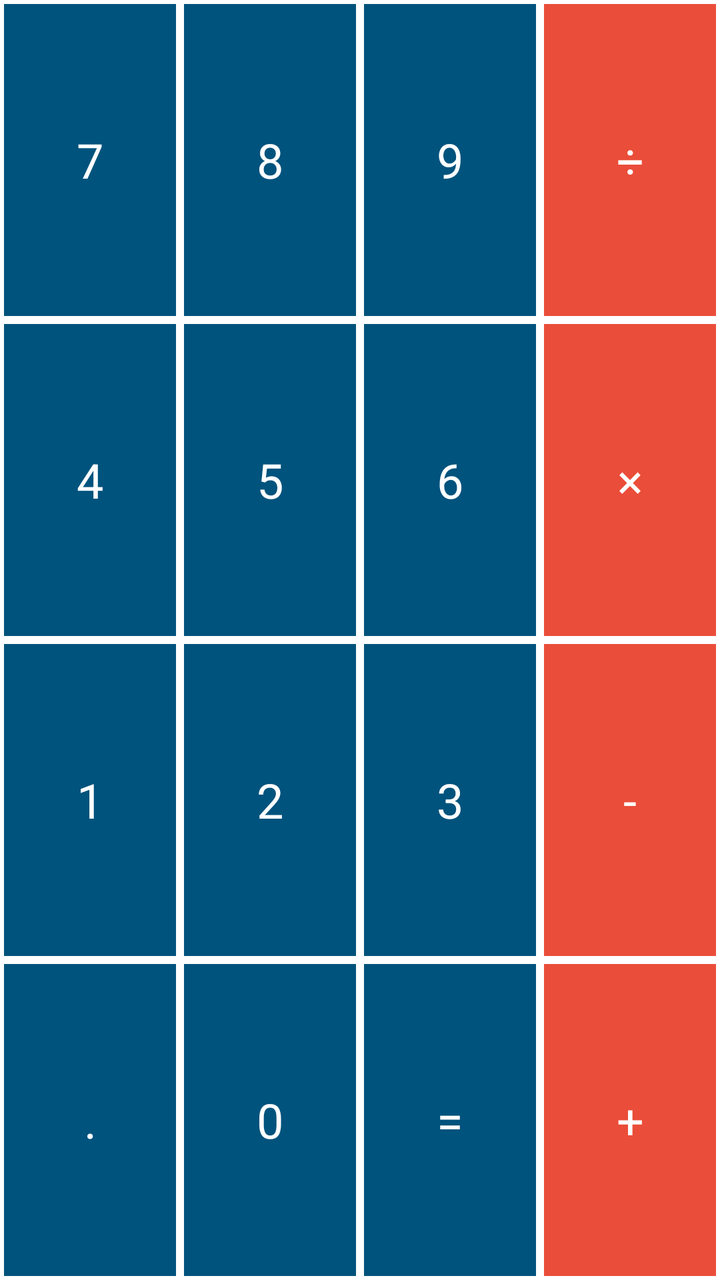
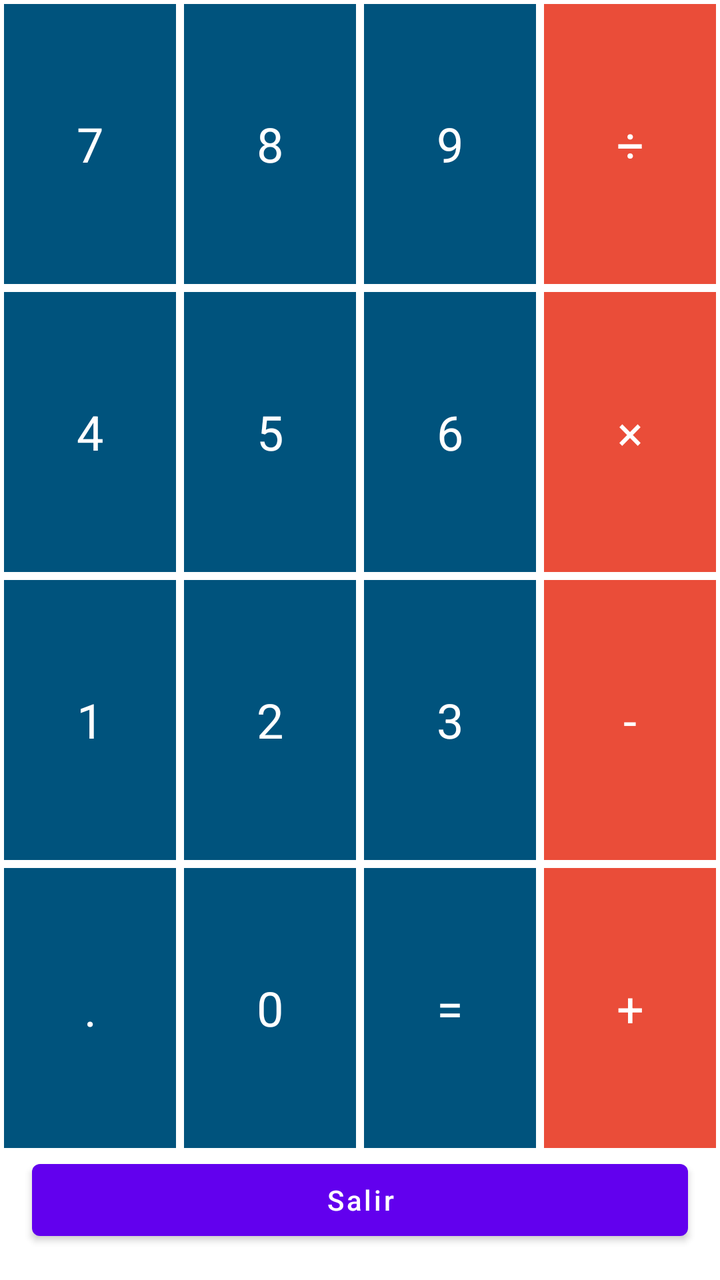

Screens rendered from an Android XML layout before and after an edit, with the pre-edit source and the edit as a unified diff.
<!-- AndroidManifest.xml: application theme Theme.Guia6 -->
<!-- res/layout/activity_grid_layout.xml -->
<?xml version="1.0" encoding="utf-8"?>
<androidx.constraintlayout.widget.ConstraintLayout xmlns:android="http://schemas.android.com/apk/res/android"
    xmlns:tools="http://schemas.android.com/tools"
    android:id="@+id/main"
    android:layout_width="match_parent"
    android:layout_height="match_parent"
    tools:context=".GridLayout">

    <GridLayout
        android:layout_width="match_parent"
        android:layout_height="match_parent"
        android:alignmentMode="alignBounds"
        android:columnCount="4"
        android:rowCount="4">

        <TextView
            android:id="@+id/numero_7"
            style="@style/AppTheme.BotonCalculadora.Azul"
            android:layout_row="0"
            android:layout_column="0"
            android:text="@string/numero_7" />

        <TextView
            android:id="@+id/numero_8"
            style="@style/AppTheme.BotonCalculadora.Azul"
            android:layout_row="0"
            android:layout_column="1"
            android:text="@string/numero_8" />

        <TextView
            android:id="@+id/numero_9"
            style="@style/AppTheme.BotonCalculadora.Azul"
            android:layout_row="0"
            android:layout_column="2"
            android:text="@string/numero_9" />

        <TextView
            android:id="@+id/signo_dividir"
            style="@style/AppTheme.BotonCalculadora.Rojo"
            android:layout_row="0"
            android:layout_column="3"
            android:text="@string/signo_dividir" />

        <TextView
            android:id="@+id/numero_4"
            style="@style/AppTheme.BotonCalculadora.Azul"
            android:layout_row="1"
            android:layout_column="0"
            android:text="@string/numero_4" />

        <TextView
            android:id="@+id/numero_5"
            style="@style/AppTheme.BotonCalculadora.Azul"
            android:layout_row="1"
            android:layout_column="1"
            android:text="@string/numero_5" />

        <TextView
            android:id="@+id/numero_6"
            style="@style/AppTheme.BotonCalculadora.Azul"
            android:layout_row="1"
            android:layout_column="2"
            android:text="@string/numero_6" />

        <TextView
            android:id="@+id/signo_por"
            style="@style/AppTheme.BotonCalculadora.Rojo"
            android:layout_row="1"
            android:layout_column="3"
            android:text="@string/signo_multiplicar" />

        <TextView
            android:id="@+id/numero_1"
            style="@style/AppTheme.BotonCalculadora.Azul"
            android:layout_row="2"
            android:layout_column="0"
            android:text="@string/numero_1" />

        <TextView
            android:id="@+id/numero_2"
            style="@style/AppTheme.BotonCalculadora.Azul"
            android:layout_row="2"
            android:layout_column="1"
            android:text="@string/numero_2" />

        <TextView
            android:id="@+id/numero_3"
            style="@style/AppTheme.BotonCalculadora.Azul"
            android:layout_row="2"
            android:layout_column="2"
            android:text="@string/numero_3" />

        <TextView
            android:id="@+id/signo_menos"
            style="@style/AppTheme.BotonCalculadora.Rojo"
            android:layout_row="2"
            android:layout_column="3"
            android:text="@string/signo_menos" />

        <TextView
            android:id="@+id/punto"
            style="@style/AppTheme.BotonCalculadora.Azul"
            android:layout_row="3"
            android:layout_column="0"
            android:text="@string/punto" />

        <TextView
            android:id="@+id/cero"
            style="@style/AppTheme.BotonCalculadora.Azul"
            android:layout_row="3"
            android:layout_column="1"
            android:text="@string/numero_0" />

        <TextView
            android:id="@+id/signo_igual"
            style="@style/AppTheme.BotonCalculadora.Azul"
            android:layout_row="3"
            android:layout_column="2"
            android:text="@string/signo_igual" />

        <TextView
            android:id="@+id/signo_mas"
            style="@style/AppTheme.BotonCalculadora.Rojo"
            android:layout_row="3"
            android:layout_column="3"
            android:text="@string/signo_mas" />

    </GridLayout>

</androidx.constraintlayout.widget.ConstraintLayout>
<!-- resources referenced by this layout -->
<resources>
  <string name="numero_0">0</string>
  <string name="numero_1">1</string>
  <string name="numero_2">2</string>
  <string name="numero_3">3</string>
  <string name="numero_4">4</string>
  <string name="numero_5">5</string>
  <string name="numero_6">6</string>
  <string name="numero_7">7</string>
  <string name="numero_8">8</string>
  <string name="numero_9">9</string>
  <string name="punto">.</string>
  <string name="signo_dividir">÷</string>
  <string name="signo_igual">=</string>
  <string name="signo_mas">+</string>
  <string name="signo_menos">-</string>
  <string name="signo_multiplicar">×</string>
  <style name="AppTheme.BotonCalculadora.Azul" parent="AppTheme.BotonCalculadora">
          <item name="android:background">#00537D</item>
      </style>
  <style name="AppTheme.BotonCalculadora.Rojo" parent="AppTheme.BotonCalculadora">
          <item name="android:background">#EA4D39</item>
      </style>
  <style name="Theme.Guia6" parent="Base.Theme.Guia6" />
  <style name="AppTheme.BotonCalculadora" parent="TextAppearance.AppCompat.Headline">
          <item name="android:textColor">@android:color/white</item>
          <item name="android:gravity">center</item>
          <item name="android:layout_width">0dp</item>
          <item name="android:layout_height">0dp</item>
          <item name="android:layout_columnWeight">1</item>
          <item name="android:layout_rowWeight">1</item>
          <item name="android:layout_gravity">fill</item>
          <item name="android:layout_margin">2dp</item>
          <item name="android:minWidth">48dp</item>
          <item name="android:minHeight">48dp</item>
      </style>
  <style name="Base.Theme.Guia6" parent="Theme.MaterialComponents.DayNight.DarkActionBar">
          <item name="colorPrimary">@color/purple_500</item>
          <item name="colorPrimaryVariant">@color/purple_700</item>
          <item name="colorOnPrimary">@color/white</item>
          <item name="colorSecondary">@color/teal_200</item>
          <item name="colorSecondaryVariant">@color/teal_700</item>
          <item name="colorOnSecondary">@color/black</item>
          <item name="android:statusBarColor">?attr/colorPrimaryVariant</item>
      </style>
  <color name="purple_500">#FF6200EE</color>
  <color name="purple_700">#FF3700B3</color>
  <color name="white">#FFFFFFFF</color>
  <color name="teal_200">#FF03DAC5</color>
  <color name="teal_700">#FF018786</color>
  <color name="black">#FF000000</color>
</resources>

<!-- the commit's change to res/layout/activity_grid_layout.xml (unified diff, before → after) -->
@@ -1,5 +1,6 @@
 <?xml version="1.0" encoding="utf-8"?>
 <androidx.constraintlayout.widget.ConstraintLayout xmlns:android="http://schemas.android.com/apk/res/android"
+    xmlns:app="http://schemas.android.com/apk/res-auto"
     xmlns:tools="http://schemas.android.com/tools"
     android:id="@+id/main"
     android:layout_width="match_parent"
@@ -7,11 +8,15 @@
     tools:context=".GridLayout">
 
     <GridLayout
-        android:layout_width="match_parent"
-        android:layout_height="match_parent"
+        android:layout_width="0dp"
+        android:layout_height="0dp"
         android:alignmentMode="alignBounds"
         android:columnCount="4"
-        android:rowCount="4">
+        android:rowCount="4"
+        app:layout_constraintBottom_toTopOf="@+id/btnSalirGrid"
+        app:layout_constraintEnd_toEndOf="parent"
+        app:layout_constraintStart_toStartOf="parent"
+        app:layout_constraintTop_toTopOf="parent">
 
         <TextView
             android:id="@+id/numero_7"
@@ -127,4 +132,16 @@
 
     </GridLayout>
 
+    <Button
+        android:id="@+id/btnSalirGrid"
+        android:layout_width="0dp"
+        android:layout_height="wrap_content"
+        android:layout_margin="16dp"
+        android:minHeight="48dp"
+        android:text="@string/salir"
+        android:textAllCaps="false"
+        app:layout_constraintBottom_toBottomOf="parent"
+        app:layout_constraintEnd_toEndOf="parent"
+        app:layout_constraintStart_toStartOf="parent" />
+
 </androidx.constraintlayout.widget.ConstraintLayout>
<!-- resource entries referenced after the edit -->
@@ -11,6 +11,7 @@
   <string name="numero_8">8</string>
   <string name="numero_9">9</string>
   <string name="punto">.</string>
+  <string name="salir">Salir</string>
   <string name="signo_dividir">÷</string>
   <string name="signo_igual">=</string>
   <string name="signo_mas">+</string>
